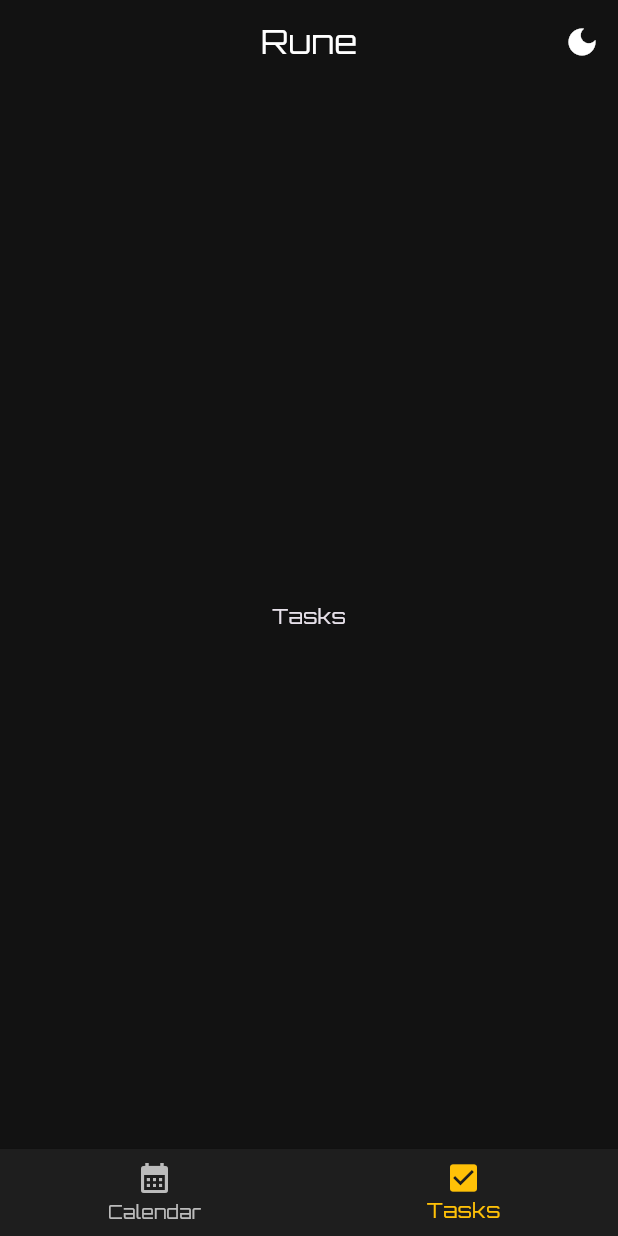
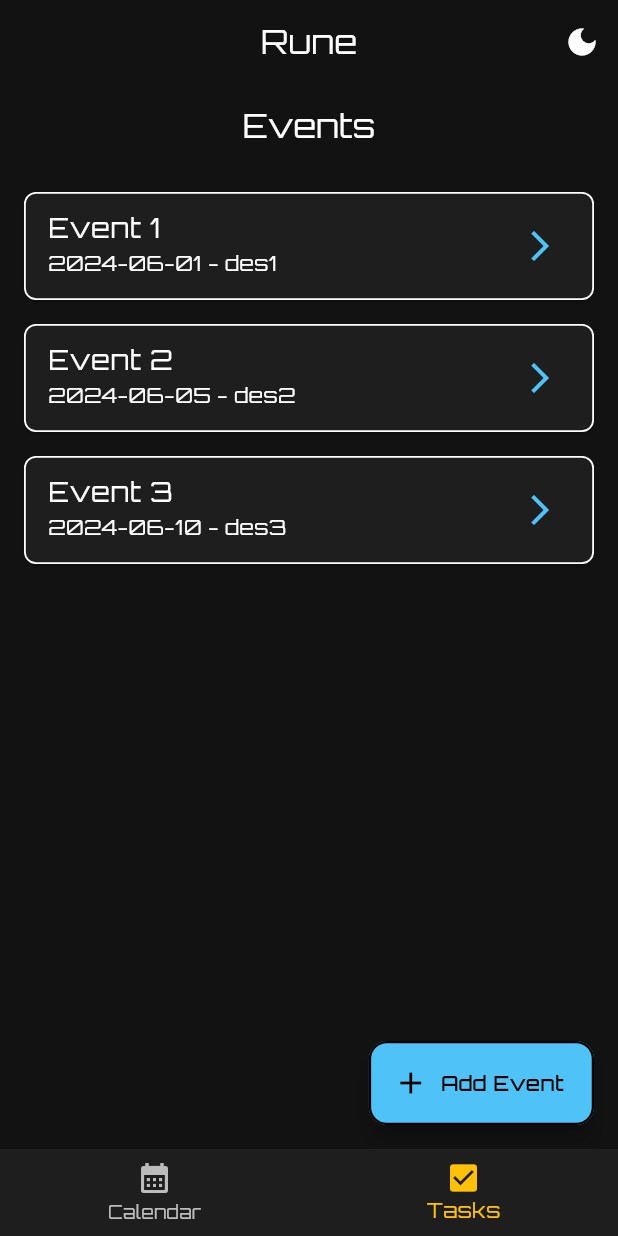
Before and after one commit to aman-sanin/rune-app, a Flutter app: the screen it shows after launch, item 2 of the bottom bar chosen, on a phone screen of 412 x 824 dp. Run offline on Flutter 3.47's test engine with Material 3 defaults, Android fonts, the phone set to English and light mode, and no system bars; our stand-ins replace google_fonts, table_calendar.

Commit message:
event  skeleton added

```diff
--- a/lib/main.dart
+++ b/lib/main.dart
@@ -1,6 +1,7 @@
 import 'package:flutter/material.dart';
 import 'package:google_fonts/google_fonts.dart';
 import 'package:table_calendar/table_calendar.dart';
+import 'pages/events.dart';
 
 void main() {
   runApp(const RuneApp());
@@ -39,7 +40,7 @@ class _CalendarScreenState extends State<CalendarScreen> {
       },
       calendarStyle: const CalendarStyle(
         todayDecoration: BoxDecoration(
-          color: Colors.deepPurple,
+          color: Color(0xFF4FC3F7),
           shape: BoxShape.circle,
         ),
         selectedDecoration: BoxDecoration(
@@ -55,7 +56,11 @@ class _RuneAppState extends State<RuneApp> {
   int _currentIndex = 0; // Track the current index of active tab
   bool isDark = true;
 
-  final _screens = const [CalendarScreen(), Center(child: Text('Tasks'))];
+  final _screens = const [
+    CalendarScreen(),
+    EventsPage(),
+    Center(child: Text('Tasks')),
+  ];
 
   @override
   Widget build(BuildContext context) {
@@ -64,7 +69,7 @@ class _RuneAppState extends State<RuneApp> {
         brightness: Brightness.light,
         textTheme: GoogleFonts.orbitronTextTheme(ThemeData.light().textTheme),
         colorScheme: const ColorScheme.light(
-          primary: Colors.deepPurple,
+          primary: Colors.white,
           secondary: Colors.amber,
           surface: Color(0xFFD4A373), // light surface
         ),
@@ -73,6 +78,24 @@ class _RuneAppState extends State<RuneApp> {
           backgroundColor: Colors.transparent,
           elevation: 0,
           centerTitle: true,
+          toolbarHeight: 60,
+          shape: Border(
+            bottom: BorderSide(color: Color(0xFFB59B7B), width: 1.5),
+          ),
+        ),
+        cardTheme: CardThemeData(
+          color: Color(0xFFEFE0C8),
+          elevation: 0,
+          margin: const EdgeInsets.all(8),
+          shape: RoundedRectangleBorder(
+            borderRadius: BorderRadius.circular(6),
+            side: BorderSide(color: Color(0xFFB59B7B), width: 1.2),
+          ),
+        ),
+        dividerTheme: DividerThemeData(
+          color: Color(0xFFB59B7B),
+          thickness: 1,
+          space: 16,
         ),
       ),
       darkTheme: ThemeData(
@@ -82,7 +105,7 @@ class _RuneAppState extends State<RuneApp> {
           ThemeData.dark().textTheme,
         ),
         colorScheme: const ColorScheme.dark(
-          primary: Colors.deepPurple,
+          primary: Color(0xFF4FC3F7),
           secondary: Colors.amber,
           surface: Color(0xFF1E1E1E), // nice modern dark surface
         ),
--- /dev/null
+++ b/lib/pages/events.dart
@@ -0,0 +1,76 @@
+import 'package:flutter/material.dart';
+
+class EventsPage extends StatelessWidget {
+  const EventsPage({super.key});
+
+  @override
+  Widget build(BuildContext context) {
+    return Scaffold(
+      appBar: AppBar(title: const Text('Events')),
+      body: ListView(
+        padding: const EdgeInsets.all(16.0),
+        children: const [
+          EventTile(title: 'Event 1', date: '2024-06-01', description: "des1"),
+          EventTile(title: 'Event 2', date: '2024-06-05', description: "des2"),
+          EventTile(title: 'Event 3', date: '2024-06-10', description: "des3"),
+        ],
+      ),
+
+      // Add Event Button
+      floatingActionButton: FloatingActionButton.extended(
+        onPressed: () {
+          // Navigate to add event page
+        },
+        icon: const Icon(Icons.add),
+        label: const Text('Add Event'),
+        backgroundColor: Theme.of(context).colorScheme.primary,
+        foregroundColor: Colors.black,
+        shape: RoundedRectangleBorder(
+          side: BorderSide(
+            color: Theme.of(context).colorScheme.onPrimary,
+            width: 1.5,
+          ),
+          borderRadius: BorderRadius.circular(12.0),
+        ),
+      ),
+    );
+  }
+}
+
+class EventTile extends StatelessWidget {
+  final String title;
+  final String date;
+  final String description;
+
+  const EventTile({
+    super.key,
+    required this.title,
+    required this.date,
+    required this.description,
+  });
+
+  @override
+  Widget build(BuildContext context) {
+    return Card(
+      shape: RoundedRectangleBorder(
+        borderRadius: BorderRadius.circular(8.0),
+        side: BorderSide(
+          color: Theme.of(context).colorScheme.onSurface,
+          width: 1.2,
+        ),
+      ),
+      margin: const EdgeInsets.only(bottom: 16.0),
+      child: ListTile(
+        title: Text(title, style: const TextStyle(fontSize: 18)),
+        subtitle: Text('$date - $description'),
+        trailing: Icon(
+          Icons.arrow_forward_ios,
+          color: Theme.of(context).colorScheme.primary,
+        ),
+        onTap: () {
+          // Navigate to event details page
+        },
+      ),
+    );
+  }
+}
```
Also changed, not shown: 1 other file.
